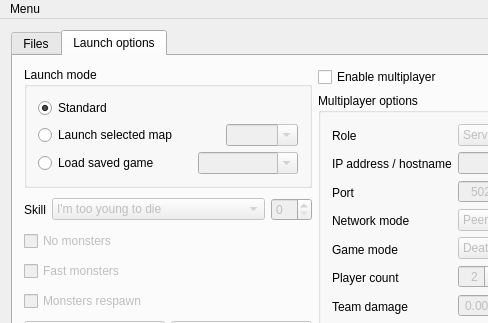
Qt form Forms/MainWindow.ui (Youda008/DoomRunner) before a commit; both pictures show x 0 to 488 and y 0 to 323 of the 720 by 666 pixel window.
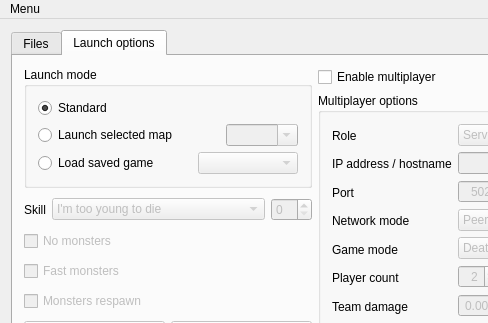
The same form after that commit. The open tabs and pages were chosen to show the change. Custom widgets are drawn as their Qt base class.

Diff of the .ui file:
```diff
--- a/Forms/MainWindow.ui
+++ b/Forms/MainWindow.ui
@@ -516,7 +516,7 @@
                   </size>
                  </property>
                  <property name="editable">
-                  <bool>true</bool>
+                  <bool>false</bool>
                  </property>
                 </widget>
                </item>
```
